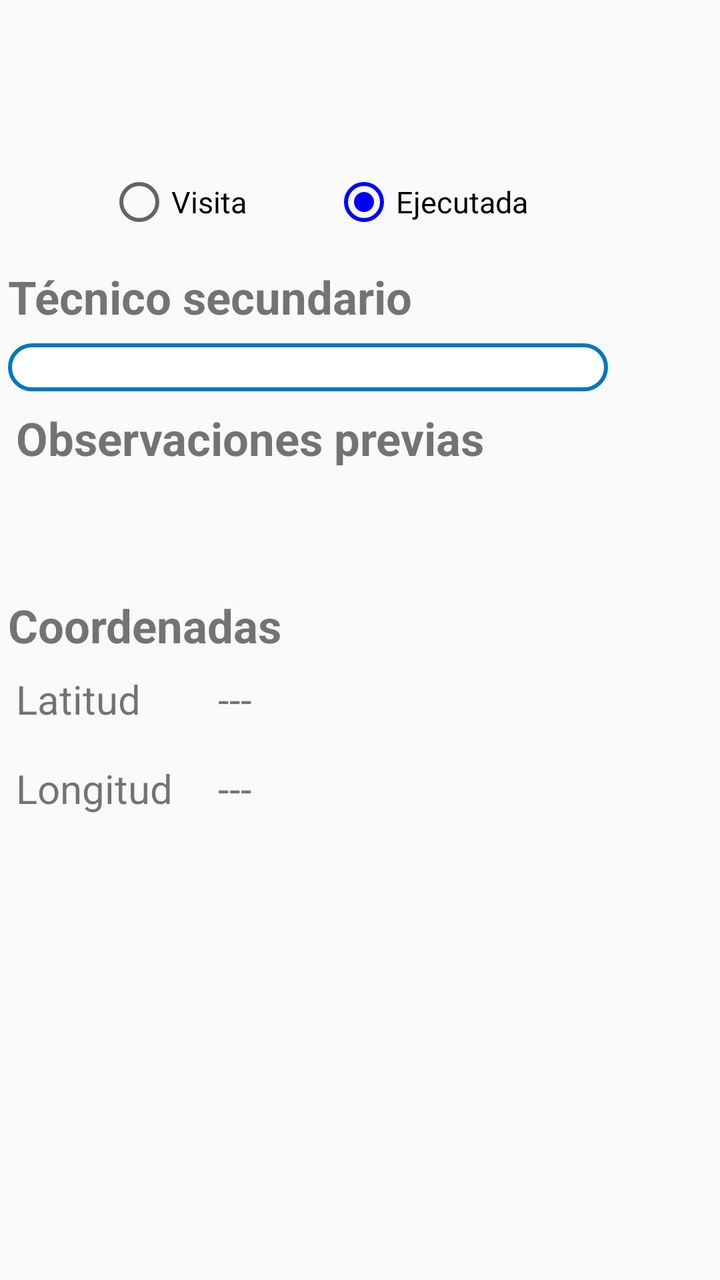
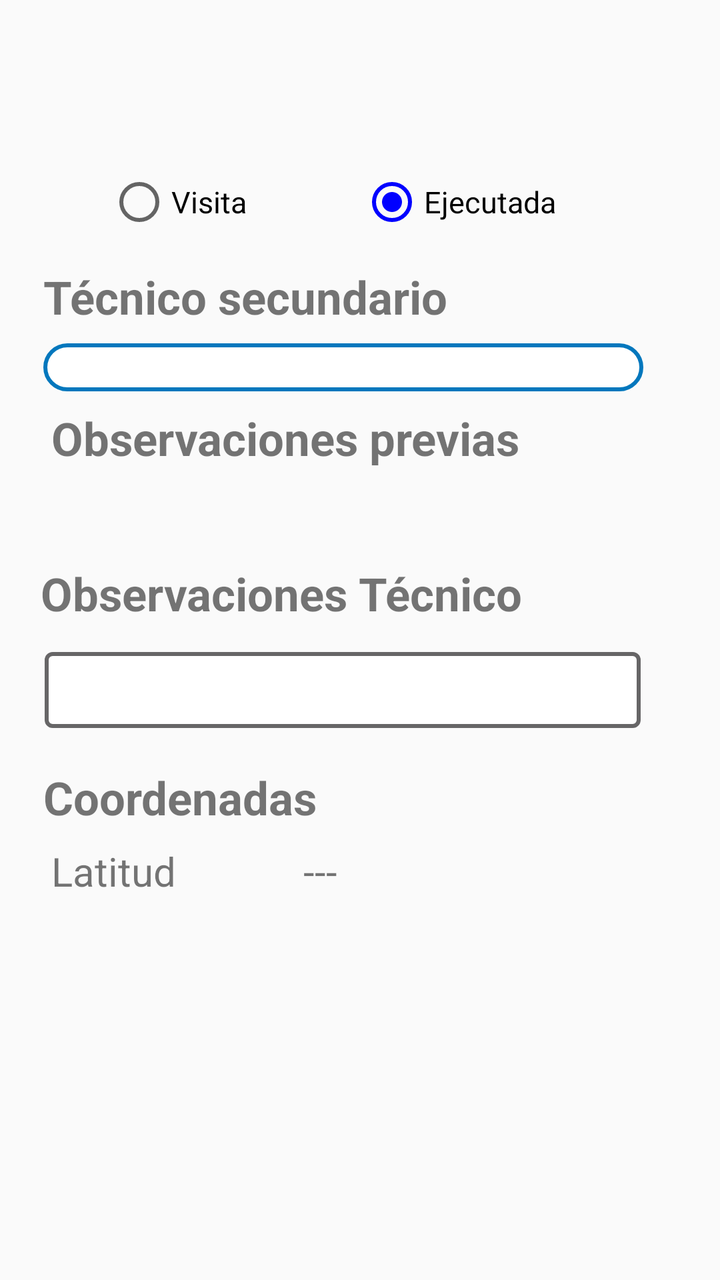

Before-and-after screenshots of an Android layout around one commit, followed by the original layout XML and the change that was made.
<!-- AndroidManifest.xml: application theme AppTheme -->
<!-- res/layout/activity_hora_ordenes.xml -->
<?xml version="1.0" encoding="utf-8"?>
<RelativeLayout xmlns:android="http://schemas.android.com/apk/res/android"
    xmlns:app="http://schemas.android.com/apk/res-auto"
    xmlns:tools="http://schemas.android.com/tools"
    android:layout_width="match_parent"
    android:layout_height="match_parent">

    
<ScrollView
    android:layout_width="match_parent"
    android:layout_height="wrap_content"
    android:layout_marginTop="85dp">
    <android.support.constraint.ConstraintLayout
        android:layout_width="match_parent"
        android:layout_height="match_parent"
        android:paddingBottom="8dp"
        app:layout_constraintBottom_toBottomOf="parent"
        app:layout_constraintEnd_toEndOf="parent"
        app:layout_constraintStart_toStartOf="parent"
        app:layout_constraintTop_toTopOf="parent">

        <RadioGroup
            android:id="@+id/radioGroup"
            android:layout_width="253dp"
            android:layout_height="wrap_content"
            android:layout_marginStart="8dp"
            android:layout_marginEnd="8dp"
            android:orientation="horizontal"
            app:layout_constraintEnd_toEndOf="parent"
            app:layout_constraintStart_toStartOf="parent"
            app:layout_constraintTop_toTopOf="parent">

            <RadioButton
                android:id="@+id/rb_Visita"
                android:layout_width="wrap_content"
                android:layout_height="wrap_content"
                android:layout_weight="1"
                android:onClick="onRadioButtonClicked"
                android:text="@string/visita"
                android:textSize="@dimen/mediano" />

            <RadioButton
                android:id="@+id/rb_Ejecutada"
                android:layout_width="wrap_content"
                android:layout_height="wrap_content"
                android:layout_weight="1"
                android:checked="true"
                android:onClick="onRadioButtonClicked"
                android:text="@string/ejecutada"
                android:textSize="@dimen/mediano" />
        </RadioGroup>

        


        

        <android.support.constraint.ConstraintLayout
            android:id="@+id/todo"
            android:layout_width="325dp"
            android:layout_height="292dp"
            android:layout_marginTop="8dp"
            app:layout_constraintTop_toBottomOf="@+id/radioGroup"
            tools:layout_editor_absoluteX="-5dp">

            <TextView
                android:id="@+id/tv_textTecSec"
                android:layout_width="wrap_content"
                android:layout_height="wrap_content"
                android:layout_marginStart="4dp"
                android:layout_marginTop="8dp"
                android:text="@string/tecnicoSecundario"
                android:textSize="@dimen/xl"
                android:textStyle="bold"
                app:layout_constraintStart_toStartOf="parent"
                app:layout_constraintTop_toTopOf="parent" />

            <Spinner
                android:id="@+id/spinnerTecnicoSec"
                android:layout_width="300dp"
                android:layout_height="@dimen/spinnerA"
                android:layout_marginStart="4dp"
                android:layout_marginTop="8dp"
                android:background="@drawable/disenio_spinner"
                app:layout_constraintStart_toStartOf="parent"
                app:layout_constraintTop_toBottomOf="@+id/tv_textTecSec" />

            <TextView
                android:id="@+id/textView19"
                android:layout_width="wrap_content"
                android:layout_height="wrap_content"
                android:layout_marginStart="8dp"
                android:layout_marginTop="8dp"
                android:text="@string/observacionesPrevias"
                android:textSize="@dimen/xl"
                android:textStyle="bold"
                app:layout_constraintStart_toStartOf="parent"
                app:layout_constraintTop_toBottomOf="@+id/spinnerTecnicoSec" />


            <TextView
                android:id="@+id/tv_Observaciones"
                android:layout_width="match_parent"
                android:layout_height="wrap_content"
                android:layout_marginStart="8dp"
                android:layout_marginTop="8dp"
                android:layout_marginEnd="8dp"
                android:textSize="@dimen/grande"
                app:layout_constraintEnd_toEndOf="parent"
                app:layout_constraintStart_toStartOf="parent"
                app:layout_constraintTop_toBottomOf="@+id/textView19" />

            <android.support.constraint.ConstraintLayout
                android:id="@+id/contraintObservacionesTecnico"
                android:layout_width="320dp"
                android:layout_height="98dp"
                android:layout_marginTop="8dp"
                android:layout_marginBottom="8dp"
                android:visibility="gone"
                app:layout_constraintBottom_toTopOf="@+id/textView21"
                app:layout_constraintEnd_toEndOf="parent"
                app:layout_constraintStart_toStartOf="parent"
                app:layout_constraintTop_toBottomOf="@+id/tv_Observaciones"
                app:layout_constraintVertical_bias="0.12">

                <TextView
                    android:id="@+id/textob"
                    android:layout_width="wrap_content"
                    android:layout_height="wrap_content"
                    android:text="@string/observacionesTecnico"
                    android:textSize="@dimen/xl"
                    android:textStyle="bold"
                    tools:layout_editor_absoluteX="0dp"
                    tools:layout_editor_absoluteY="4dp" />

                <EditText
                    android:id="@+id/observaciones_Tecnico"
                    android:layout_width="298dp"
                    android:layout_height="38dp"
                    android:background="@drawable/contorno"
                    android:inputType="text"
                    android:textSize="20dp"
                    tools:layout_editor_absoluteX="3dp"
                    tools:layout_editor_absoluteY="49dp" />

            </android.support.constraint.ConstraintLayout>


            <TextView
                android:id="@+id/textView21"
                android:layout_width="wrap_content"
                android:layout_height="wrap_content"
                android:layout_marginStart="4dp"
                android:layout_marginTop="28dp"
                android:text="@string/coordenadas"
                android:textSize="@dimen/xl"
                android:textStyle="bold"
                app:layout_constraintStart_toStartOf="parent"
                app:layout_constraintTop_toBottomOf="@+id/tv_Observaciones" />

            <TextView
                android:id="@+id/textView22"
                android:layout_width="wrap_content"
                android:layout_height="wrap_content"
                android:layout_marginStart="8dp"
                android:layout_marginLeft="8dp"
                android:layout_marginTop="8dp"
                android:text="@string/latitud"
                android:textSize="@dimen/grande"
                app:layout_constraintStart_toStartOf="parent"
                app:layout_constraintTop_toBottomOf="@+id/textView21" />

            <TextView
                android:id="@+id/textView23"
                android:layout_width="wrap_content"
                android:layout_height="wrap_content"
                android:layout_marginStart="8dp"
                android:layout_marginLeft="8dp"
                android:layout_marginTop="8dp"
                android:text="@string/longitud"
                android:textSize="@dimen/grande"
                app:layout_constraintBottom_toBottomOf="parent"
                app:layout_constraintStart_toStartOf="parent"
                app:layout_constraintTop_toBottomOf="@+id/textView22" />

            <TextView
                android:id="@+id/tv_Latitud"
                android:layout_width="200dp"
                android:layout_height="wrap_content"
                android:layout_marginEnd="16dp"
                android:layout_marginRight="16dp"
                android:text="---"
                android:textSize="@dimen/grande"
                app:layout_constraintBottom_toBottomOf="@+id/textView22"
                app:layout_constraintEnd_toEndOf="parent"
                app:layout_constraintTop_toTopOf="@+id/textView22" />

            <TextView
                android:id="@+id/tv_Longitud"
                android:layout_width="200dp"
                android:layout_height="wrap_content"
                android:layout_marginEnd="16dp"
                android:layout_marginRight="16dp"
                android:text="---"
                android:textSize="@dimen/grande"
                app:layout_constraintBottom_toBottomOf="@+id/textView23"
                app:layout_constraintEnd_toEndOf="parent"
                app:layout_constraintTop_toTopOf="@+id/textView23" />
        </android.support.constraint.ConstraintLayout>
    </android.support.constraint.ConstraintLayout>
</ScrollView>
</RelativeLayout>
<!-- resources referenced by this layout -->
<resources>
  <dimen name="grande">20dp</dimen>
  <dimen name="mediano">15dp</dimen>
  <dimen name="spinnerA">24dp</dimen>
  <dimen name="xl">23dp</dimen>
  <!-- drawable contorno (drawable) -->
  <?xml version="1.0" encoding="utf-8"?>
  <selector xmlns:android="http://schemas.android.com/apk/res/android">
      <item><layer-list>
          <item>
              <shape>
                  <solid
                      android:color="#ffff">
                  </solid>
  
                  <corners android:radius="3dp" />
  
                  <padding
                      android:bottom="10dp"
                      android:left="10dp"
                      android:right="10dp"
                      android:top="10dp" />
                  <stroke
                      android:width="2dp"
                      android:color="#676667"/>
              </shape>
          </item>
  
      </layer-list></item>
  </selector>
  <!-- drawable disenio_spinner (drawable) -->
  <?xml version="1.0" encoding="utf-8"?>
  <selector xmlns:android="http://schemas.android.com/apk/res/android">
          <item>
              <shape>
                  <solid
                      android:color="@color/fondoBlanco">
                  </solid>
  
                  <corners android:radius="15dp" />
  
                  <padding
                      android:bottom="1dp"
                      android:left="2dp"
                      android:right="10dp"
                      android:top="1dp" />
                  <stroke
                      android:width="2dp"
                      android:color="@color/colorPrimary"/>
              </shape>
          </item>
  </selector>
  <string name="coordenadas">Coordenadas</string>
  <string name="ejecutada">Ejecutada</string>
  <string name="latitud">Latitud</string>
  <string name="longitud">Longitud</string>
  <string name="observacionesPrevias">Observaciones previas</string>
  <string name="observacionesTecnico">Observaciones Técnico</string>
  <string name="tecnicoSecundario">Técnico secundario</string>
  <string name="visita">Visita</string>
  <style name="AppTheme" parent="Theme.AppCompat.Light.DarkActionBar">
          
          <item name="colorPrimary">@color/colorPrimary</item>
          <item name="colorPrimaryDark">@color/colorPrimaryDark</item>
          <item name="colorAccent">@color/colorAccent</item>
          <item name="android:colorForeground">@android:color/background_dark</item>
      </style>
  <color name="fondoBlanco">#fff</color>
  <color name="colorPrimary">#0277BD</color>
  <color name="colorPrimaryDark">#004C8C</color>
  <color name="colorAccent">#0000FF</color>
</resources>

<!-- the commit's change to res/layout/activity_hora_ordenes.xml (unified diff, before → after) -->
@@ -32,7 +32,7 @@
 
             <RadioButton
                 android:id="@+id/rb_Visita"
-                android:layout_width="wrap_content"
+                android:layout_width="100dp"
                 android:layout_height="wrap_content"
                 android:layout_weight="1"
                 android:onClick="onRadioButtonClicked"
@@ -41,7 +41,7 @@
 
             <RadioButton
                 android:id="@+id/rb_Ejecutada"
-                android:layout_width="wrap_content"
+                android:layout_width="100dp"
                 android:layout_height="wrap_content"
                 android:layout_weight="1"
                 android:checked="true"
@@ -58,14 +58,15 @@
         <android.support.constraint.ConstraintLayout
             android:id="@+id/todo"
             android:layout_width="325dp"
-            android:layout_height="292dp"
+            android:layout_height="325dp"
             android:layout_marginTop="8dp"
-            app:layout_constraintTop_toBottomOf="@+id/radioGroup"
-            tools:layout_editor_absoluteX="-5dp">
+            app:layout_constraintEnd_toEndOf="parent"
+            app:layout_constraintStart_toStartOf="parent"
+            app:layout_constraintTop_toBottomOf="@+id/radioGroup">
 
             <TextView
                 android:id="@+id/tv_textTecSec"
-                android:layout_width="wrap_content"
+                android:layout_width="250dp"
                 android:layout_height="wrap_content"
                 android:layout_marginStart="4dp"
                 android:layout_marginTop="8dp"
@@ -87,7 +88,7 @@
 
             <TextView
                 android:id="@+id/textView19"
-                android:layout_width="wrap_content"
+                android:layout_width="250dp"
                 android:layout_height="wrap_content"
                 android:layout_marginStart="8dp"
                 android:layout_marginTop="8dp"
@@ -104,7 +105,7 @@
                 android:layout_height="wrap_content"
                 android:layout_marginStart="8dp"
                 android:layout_marginTop="8dp"
-                android:layout_marginEnd="8dp"
+                android:layout_marginEnd="16dp"
                 android:textSize="@dimen/grande"
                 app:layout_constraintEnd_toEndOf="parent"
                 app:layout_constraintStart_toStartOf="parent"
@@ -116,7 +117,7 @@
                 android:layout_height="98dp"
                 android:layout_marginTop="8dp"
                 android:layout_marginBottom="8dp"
-                android:visibility="gone"
+                android:visibility="visible"
                 app:layout_constraintBottom_toTopOf="@+id/textView21"
                 app:layout_constraintEnd_toEndOf="parent"
                 app:layout_constraintStart_toStartOf="parent"
@@ -125,45 +126,49 @@
 
                 <TextView
                     android:id="@+id/textob"
-                    android:layout_width="wrap_content"
+                    android:layout_width="250dp"
                     android:layout_height="wrap_content"
+                    android:layout_marginTop="4dp"
                     android:text="@string/observacionesTecnico"
                     android:textSize="@dimen/xl"
                     android:textStyle="bold"
-                    tools:layout_editor_absoluteX="0dp"
-                    tools:layout_editor_absoluteY="4dp" />
+                    app:layout_constraintStart_toStartOf="parent"
+                    app:layout_constraintTop_toTopOf="parent" />
 
                 <EditText
                     android:id="@+id/observaciones_Tecnico"
                     android:layout_width="298dp"
                     android:layout_height="38dp"
+                    android:layout_marginStart="2dp"
+                    android:layout_marginTop="14dp"
+                    android:layout_marginEnd="20dp"
                     android:background="@drawable/contorno"
                     android:inputType="text"
                     android:textSize="20dp"
-                    tools:layout_editor_absoluteX="3dp"
-                    tools:layout_editor_absoluteY="49dp" />
+                    app:layout_constraintEnd_toEndOf="parent"
+                    app:layout_constraintStart_toStartOf="parent"
+                    app:layout_constraintTop_toBottomOf="@+id/textob" />
 
             </android.support.constraint.ConstraintLayout>
 
 
             <TextView
                 android:id="@+id/textView21"
-                android:layout_width="wrap_content"
+                android:layout_width="250dp"
                 android:layout_height="wrap_content"
                 android:layout_marginStart="4dp"
-                android:layout_marginTop="28dp"
+                android:layout_marginTop="8dp"
                 android:text="@string/coordenadas"
                 android:textSize="@dimen/xl"
                 android:textStyle="bold"
                 app:layout_constraintStart_toStartOf="parent"
-                app:layout_constraintTop_toBottomOf="@+id/tv_Observaciones" />
+                app:layout_constraintTop_toBottomOf="@+id/contraintObservacionesTecnico" />
 
             <TextView
                 android:id="@+id/textView22"
-                android:layout_width="wrap_content"
-                android:layout_height="wrap_content"
-                android:layout_marginStart="8dp"
-                android:layout_marginLeft="8dp"
+                android:layout_width="100dp"
+                android:layout_height="wrap_content"
+                android:layout_marginStart="8dp"
                 android:layout_marginTop="8dp"
                 android:text="@string/latitud"
                 android:textSize="@dimen/grande"
@@ -172,23 +177,20 @@
 
             <TextView
                 android:id="@+id/textView23"
-                android:layout_width="wrap_content"
-                android:layout_height="wrap_content"
-                android:layout_marginStart="8dp"
-                android:layout_marginLeft="8dp"
+                android:layout_width="100dp"
+                android:layout_height="wrap_content"
+                android:layout_marginStart="8dp"
                 android:layout_marginTop="8dp"
                 android:text="@string/longitud"
                 android:textSize="@dimen/grande"
-                app:layout_constraintBottom_toBottomOf="parent"
                 app:layout_constraintStart_toStartOf="parent"
                 app:layout_constraintTop_toBottomOf="@+id/textView22" />
 
             <TextView
                 android:id="@+id/tv_Latitud"
-                android:layout_width="200dp"
+                android:layout_width="175dp"
                 android:layout_height="wrap_content"
                 android:layout_marginEnd="16dp"
-                android:layout_marginRight="16dp"
                 android:text="---"
                 android:textSize="@dimen/grande"
                 app:layout_constraintBottom_toBottomOf="@+id/textView22"
@@ -197,10 +199,9 @@
 
             <TextView
                 android:id="@+id/tv_Longitud"
-                android:layout_width="200dp"
+                android:layout_width="175dp"
                 android:layout_height="wrap_content"
                 android:layout_marginEnd="16dp"
-                android:layout_marginRight="16dp"
                 android:text="---"
                 android:textSize="@dimen/grande"
                 app:layout_constraintBottom_toBottomOf="@+id/textView23"
